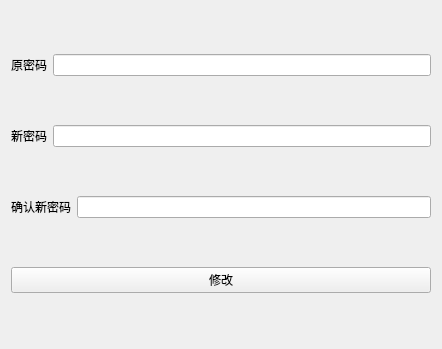
This is Database/DBDS/changpdui.ui in MrEdge123/homework as Qt 5 draws it before an edit. The edited form follows.
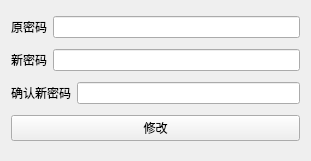
This is the edited form.

```diff
--- a/Database/DBDS/changpdui.ui
+++ b/Database/DBDS/changpdui.ui
@@ -6,8 +6,8 @@
    <rect>
     <x>0</x>
     <y>0</y>
-    <width>442</width>
-    <height>349</height>
+    <width>311</width>
+    <height>161</height>
    </rect>
   </property>
   <property name="windowTitle">
```
